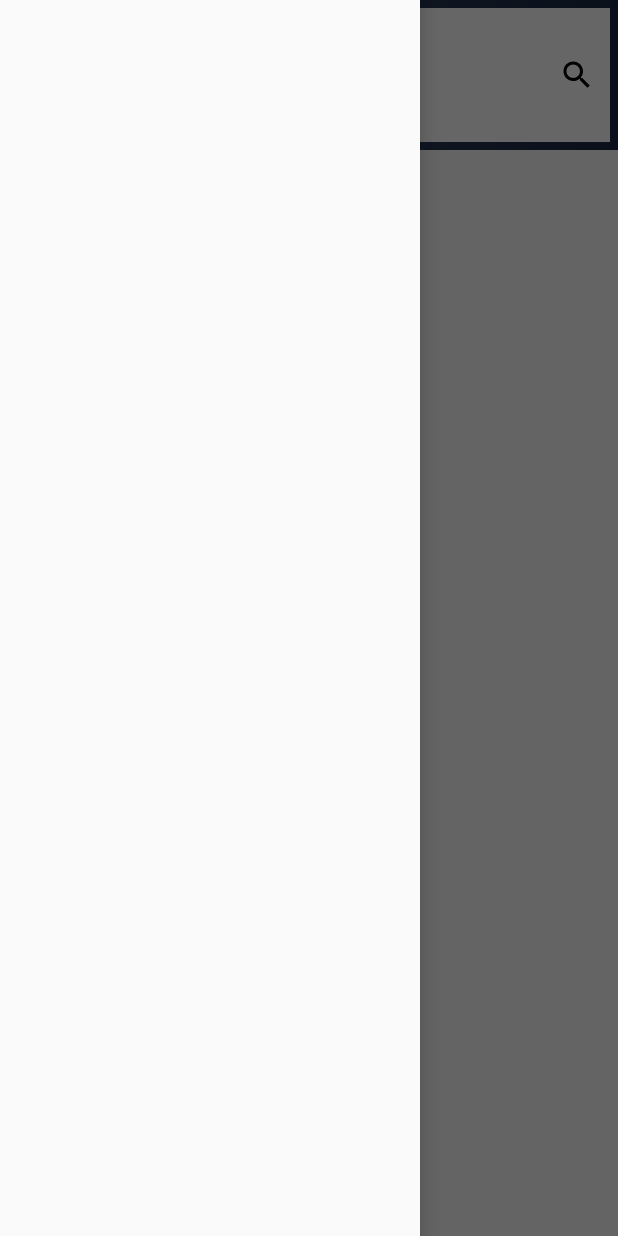
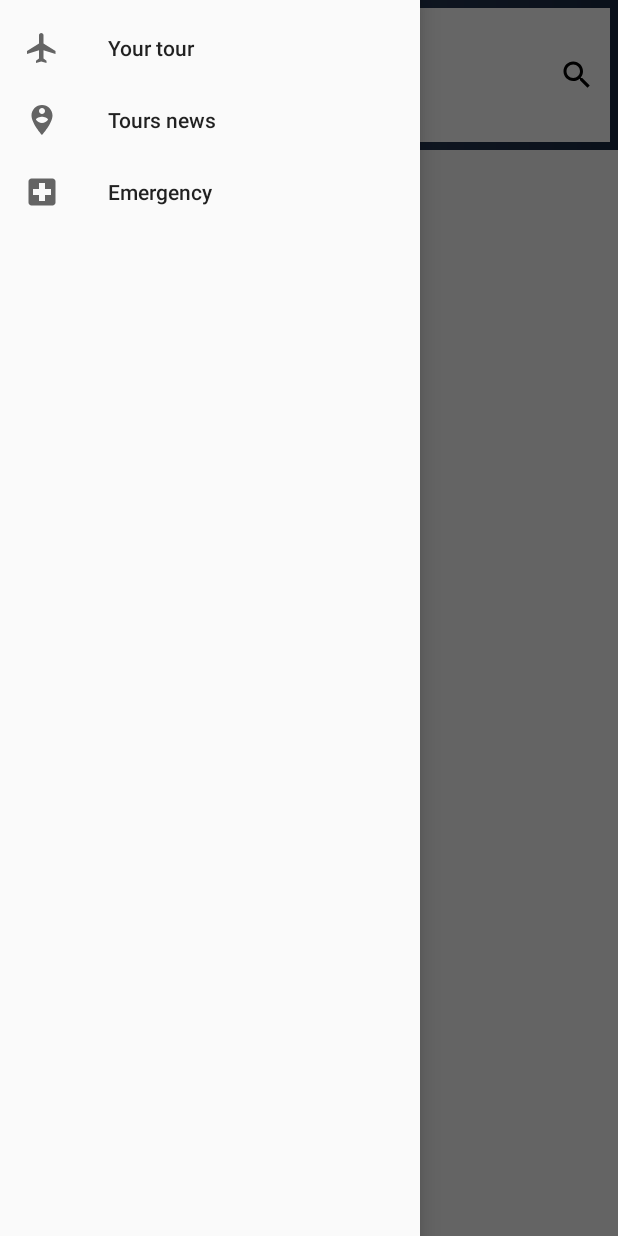
Before and after one commit to JeffKi11er/SEProjectGROUP22, an Android app: the HomeActivity screen opened directly, with no data from a screen before it, with the side drawer open, on a phone screen of 412 x 824 dp. Run offline under Robolectric (Android 15) with nearby library versions, the light colour scheme and no system bars.

Commit message:
screen layout

```diff
--- a/app/src/main/res/layout/activity_home.xml
+++ b/app/src/main/res/layout/activity_home.xml
@@ -37,7 +37,7 @@
                 android:drawableRight="@drawable/ic_search"
                 android:paddingRight="10dp"/>
         </LinearLayout>
-         <FrameLayout
+        <FrameLayout
             android:layout_width="match_parent"
             android:layout_height="match_parent"
             android:id="@+id/frame_container"/>
@@ -47,5 +47,6 @@
         android:layout_height="match_parent"
         android:id="@+id/navigation_view"
         android:layout_gravity="start"
+        app:menu="@menu/menu_main"
         />
 </androidx.drawerlayout.widget.DrawerLayout>
--- /dev/null
+++ b/app/src/main/res/layout/nav_header_real.xml
@@ -0,0 +1,6 @@
+<?xml version="1.0" encoding="utf-8"?>
+<androidx.constraintlayout.widget.ConstraintLayout
+    xmlns:android="http://schemas.android.com/apk/res/android" android:layout_width="match_parent"
+    android:layout_height="match_parent">
+
+</androidx.constraintlayout.widget.ConstraintLayout>
--- a/app/src/main/res/menu/menu_main.xml
+++ b/app/src/main/res/menu/menu_main.xml
@@ -1,6 +1,7 @@
 <?xml version="1.0" encoding="utf-8"?>
-<menu xmlns:android="http://schemas.android.com/apk/res/android">
-  <item
+<menu xmlns:android="http://schemas.android.com/apk/res/android"
+    xmlns:app="http://schemas.android.com/apk/res-auto">
+    <item
         android:title="Your tour"
         android:icon="@drawable/ic_your_tour"
         android:id="@+id/menu_your_tour"
```
